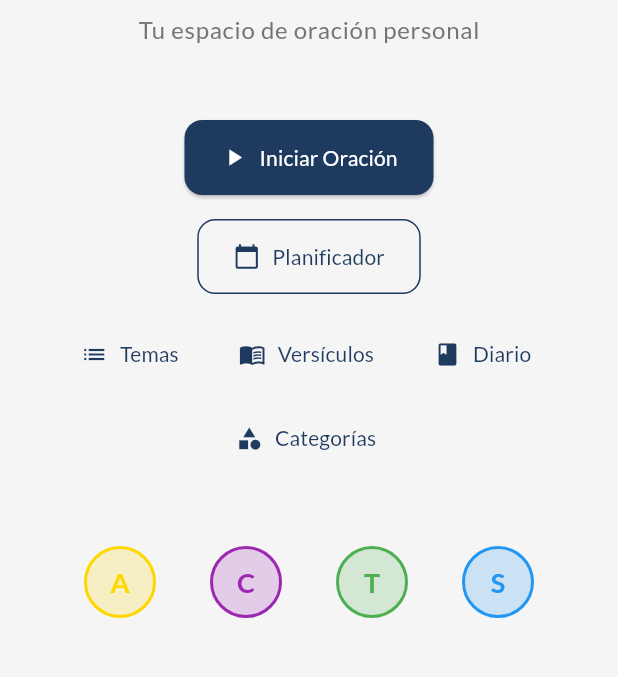
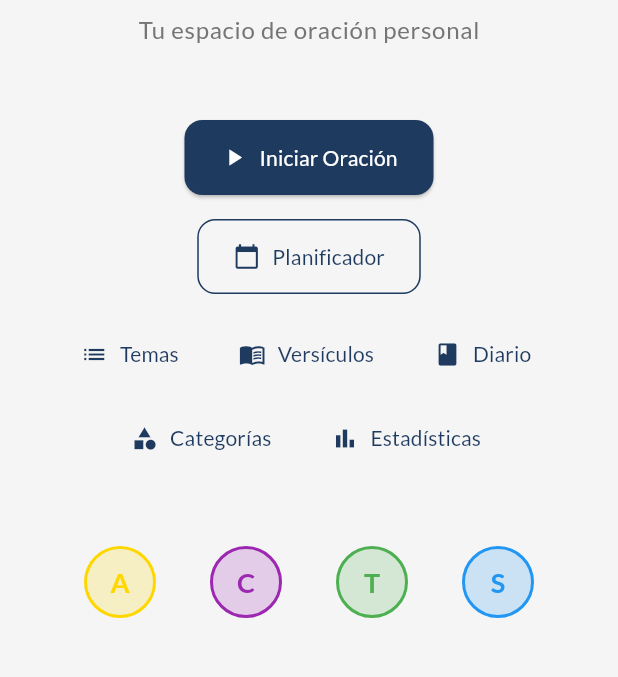
Before and after one commit to julioale21/selah, a Flutter app: the screen it shows after launch, on a phone screen of 412 x 824 dp, the part 456-1133 px from its top. Run offline on Flutter 3.47's test engine with Material 3 defaults, Android fonts, the phone set to English and light mode, and no system bars; our stand-ins replace dartz, equatable, file_picker, flutter_bloc, get_it, go_router and 5 more; accounts and stored records are empty.

Commit message:
feat(stats): add stats feature with routing, UI button, and dependency injection

```diff
--- a/lib/core/router/app_router.dart
+++ b/lib/core/router/app_router.dart
@@ -17,6 +17,8 @@ import '../../features/prayer_topics/presentation/cubit/topics_cubit.dart';
 import '../../features/prayer_topics/presentation/screens/topics_screen.dart';
 import '../../features/settings/presentation/cubit/settings_cubit.dart';
 import '../../features/settings/presentation/screens/settings_screen.dart';
+import '../../features/stats/presentation/cubit/stats_cubit.dart';
+import '../../features/stats/presentation/screens/stats_screen.dart';
 import '../../injection_container.dart';
 import 'selah_routes.dart';
 
@@ -92,6 +94,14 @@ class AppRouter {
           child: const SettingsScreen(),
         ),
       ),
+      GoRoute(
+        path: SelahRoutes.stats,
+        name: SelahRoutes.statsName,
+        builder: (context, state) => BlocProvider(
+          create: (_) => sl<StatsCubit>(),
+          child: const StatsScreen(),
+        ),
+      ),
     ],
   );
 }
--- a/lib/core/router/selah_routes.dart
+++ b/lib/core/router/selah_routes.dart
@@ -8,6 +8,7 @@ abstract class SelahRoutes {
   static const String verses = '/verses';
   static const String journal = '/journal';
   static const String settings = '/settings';
+  static const String stats = '/stats';
 
   // Names
   static const String homeName = 'home';
@@ -18,4 +19,5 @@ abstract class SelahRoutes {
   static const String versesName = 'verses';
   static const String journalName = 'journal';
   static const String settingsName = 'settings';
+  static const String statsName = 'stats';
 }
--- a/lib/features/home/presentation/screens/home_screen.dart
+++ b/lib/features/home/presentation/screens/home_screen.dart
@@ -82,6 +82,11 @@ class HomeScreen extends StatelessWidget {
                     icon: const Icon(Icons.category),
                     label: const Text('Categorías'),
                   ),
+                  TextButton.icon(
+                    onPressed: () => context.push(SelahRoutes.stats),
+                    icon: const Icon(Icons.bar_chart),
+                    label: const Text('Estadísticas'),
+                  ),
                 ],
               ),
               const SizedBox(height: SelahSpacing.xxl),
```
Also changed, not shown: lib/injection_container.dart (+35 -1 lines).
